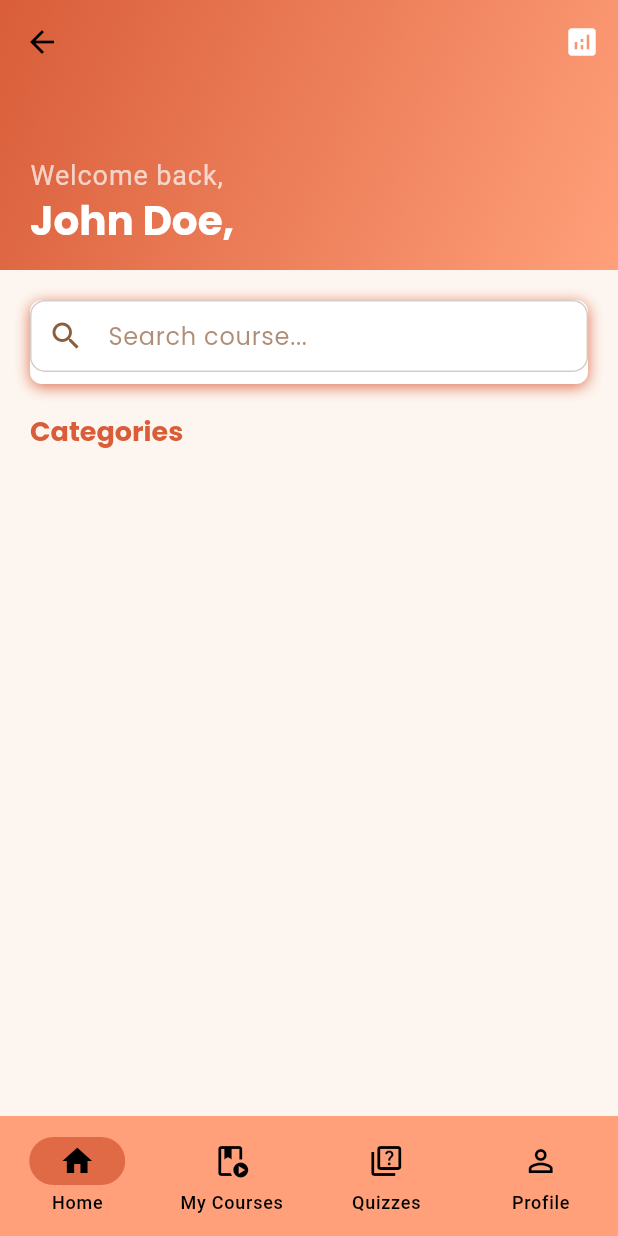
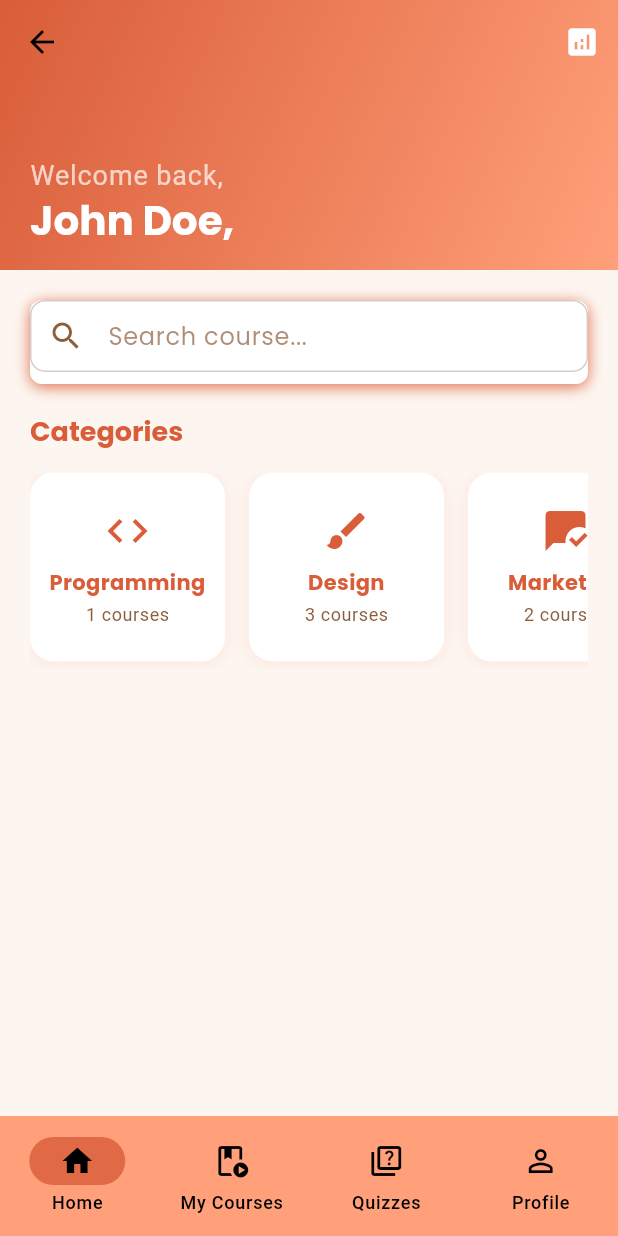
Before and after one commit to eviannaive/flutter-e_learning-app, a Flutter app: the MainScreen screen opened by its route, on a phone screen of 412 x 824 dp. Run offline on Flutter 3.47's test engine with Material 3 defaults, Android fonts, the phone set to English and light mode, and no system bars; our stand-ins replace bloc, equatable, flutter_bloc, get, get_storage, google_fonts and 1 more; accounts and stored records are empty.

Commit message:
feat: part 10 II

```diff
--- a/lib/models/category.dart
+++ b/lib/models/category.dart
@@ -1,7 +1,9 @@
+import 'package:flutter/widgets.dart';
+
 class Category {
   final String id;
   final String name;
-  final Object icon;
+  final IconData icon;
   final int courseCount;
 
   Category({
--- a/lib/models/question.dart
+++ b/lib/models/question.dart
@@ -20,8 +20,8 @@ class Question {
       options: (map['options'] as List<dynamic>)
           .map((o) => Option.fromMap(o))
           .toList(),
-      correctOptionId: map['id'] ?? '',
-      points: map['id'] ?? 1,
+      correctOptionId: map['correctOptionId'] ?? '',
+      points: map['points'] ?? 1,
     );
   }
 
--- a/lib/views/home/home_screen.dart
+++ b/lib/views/home/home_screen.dart
@@ -1,3 +1,4 @@
+import 'package:e_learning/services/dummy_data_service.dart';
 import 'package:e_learning/views/home/widgets/category_section.dart';
 import 'package:e_learning/views/home/widgets/home_app_bar.dart';
 import 'package:e_learning/views/home/widgets/search_bar_widget.dart';
@@ -8,7 +9,36 @@ class HomeScreen extends StatelessWidget {
   HomeScreen({super.key});
 
   final List<Category> categories = [
-    Category(id: '1', name: 'Programming', icon: Icons.code, courseCount: 1),
+    Category(
+      id: '1',
+      name: 'Programming',
+      icon: Icons.code,
+      courseCount: DummyDataService.getCoursesByCategory('1').length,
+    ),
+    Category(
+      id: '2',
+      name: 'Design',
+      icon: Icons.brush,
+      courseCount: DummyDataService.getCoursesByCategory('2').length,
+    ),
+    Category(
+      id: '3',
+      name: 'Marketing',
+      icon: Icons.mark_chat_read,
+      courseCount: DummyDataService.getCoursesByCategory('3').length,
+    ),
+    Category(
+      id: '4',
+      name: 'Business',
+      icon: Icons.business,
+      courseCount: DummyDataService.getCoursesByCategory('4').length,
+    ),
+    Category(
+      id: '5',
+      name: 'Finance',
+      icon: Icons.money,
+      courseCount: DummyDataService.getCoursesByCategory('5').length,
+    ),
   ];
 
   @override
--- a/lib/views/home/widgets/category_section.dart
+++ b/lib/views/home/widgets/category_section.dart
@@ -1,6 +1,8 @@
 import 'package:e_learning/core/theme/app_colors.dart';
 import 'package:e_learning/models/category.dart';
+import 'package:e_learning/routes/app_routes.dart';
 import 'package:flutter/material.dart';
+import 'package:get/get.dart';
 
 class CategorySection extends StatelessWidget {
   final List<Category> categories;
@@ -21,7 +23,70 @@ class CategorySection extends StatelessWidget {
             fontWeight: FontWeight.bold,
           ),
         ),
+        const SizedBox(height: 16),
+        SizedBox(
+          height: 130,
+          child: ListView.builder(
+            scrollDirection: Axis.horizontal,
+            itemCount: categories.length,
+            itemBuilder: (context, index) =>
+                _buildCategoryCard(context, categories[index]),
+          ),
+        ),
       ],
     );
   }
+
+  Widget _buildCategoryCard(BuildContext context, Category category) {
+    return Container(
+      width: 130,
+      margin: const EdgeInsets.only(right: 16, bottom: 4),
+      decoration: BoxDecoration(
+        color: AppColors.accent,
+        borderRadius: BorderRadius.circular(16),
+        boxShadow: [
+          BoxShadow(
+            color: AppColors.primary.withOpacity(0.1),
+            blurRadius: 10,
+            offset: const Offset(0, 2),
+          ),
+        ],
+      ),
+      child: Material(
+        color: Colors.transparent,
+        child: InkWell(
+          borderRadius: BorderRadius.circular(16),
+          onTap: () => _handleCategoryTap(context, category),
+          child: Column(
+            mainAxisAlignment: MainAxisAlignment.center,
+            children: [
+              Icon(category.icon, size: 32, color: AppColors.primary),
+              const SizedBox(height: 8),
+              Text(
+                category.name,
+                style: Theme.of(context).textTheme.bodyMedium?.copyWith(
+                  color: AppColors.primary,
+                  fontWeight: FontWeight.bold,
+                ),
+                textAlign: TextAlign.center,
+                maxLines: 2,
+                overflow: TextOverflow.ellipsis,
+              ),
+              const SizedBox(height: 4),
+              Text(
+                '${category.courseCount} courses',
+                style: Theme.of(
+                  context,
+                ).textTheme.bodySmall?.copyWith(color: AppColors.secondary),
+              ),
+            ],
+          ),
+        ),
+      ),
+    );
+  }
+
+  void _handleCategoryTap(BuildContext context, Category category) {
+    Get.toNamed(AppRoutes.courseList);
+  }
 }
```
